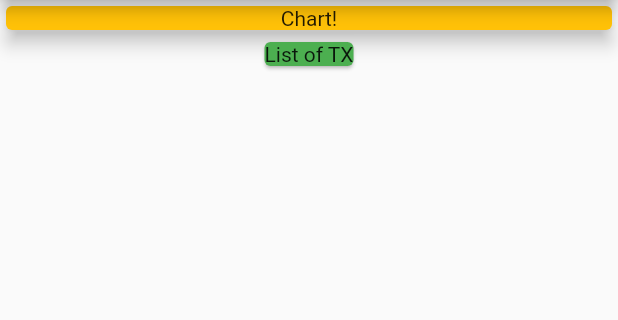
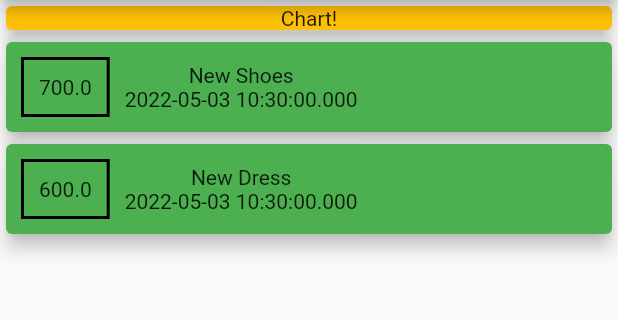
Before and after one commit to nahid-hasan-noyon/Flutter-Dart_Exercise, a Flutter app: the screen it shows after launch, on a phone screen of 412 x 824 dp, the part 84-404 px from its top. Run offline on Flutter 3.47's test engine with Material 2 defaults, Android fonts, the phone set to English and light mode, and no system bars.

Commit message:
auto update list of transactions

```diff
--- a/expense_planner/lib/main.dart
+++ b/expense_planner/lib/main.dart
@@ -1,4 +1,6 @@
 import 'package:flutter/material.dart';
+
+import './transaction.dart';
 
 void main() => runApp(const MyApp());
 
@@ -12,13 +14,20 @@ class MyApp extends StatelessWidget {
       theme: ThemeData(
         primarySwatch: Colors.blue,
       ),
-      home: const MyHomePage(),
+      home: MyHomePage(),
     );
   }
 }
 
 class MyHomePage extends StatelessWidget {
-  const MyHomePage({Key? key}) : super(key: key);
+  MyHomePage({Key? key}) : super(key: key);
+
+  final List<Transaction> transactions = [
+    Transaction(
+        id: 't1', title: 'New Shoes', amount: 700, date: DateTime.now()),
+    Transaction(
+        id: 't2', title: 'New Dress', amount: 600, date: DateTime.now()),
+  ];
 
   @override
   Widget build(BuildContext context) {
@@ -30,9 +39,9 @@ class MyHomePage extends StatelessWidget {
           child: Column(
             mainAxisAlignment: MainAxisAlignment.start,
             crossAxisAlignment: CrossAxisAlignment.center,
-            children: const <Widget>[
+            children: <Widget>[
               // * Chart
-              Card(
+              const Card(
                 color: Colors.amber,
                 child: SizedBox(
                   width: double.infinity,
@@ -41,9 +50,34 @@ class MyHomePage extends StatelessWidget {
                 elevation: 5,
               ),
               // * List of Transactions
-              Card(
-                color: Colors.green,
-                child: Text('List of TX'),
+              Column(
+                children: transactions.map((tx) {
+                  return Card(
+                      color: Colors.green,
+                      elevation: 5,
+                      child: Row(
+                        children: [
+                          Container(
+                            margin: const EdgeInsets.all(10),
+                            decoration: BoxDecoration(
+                                border: Border.all(
+                              color: Colors.black,
+                              width: 2,
+                            )),
+                            padding: const EdgeInsets.all(10),
+                            child: Text(
+                              tx.amount.toString(),
+                            ),
+                          ),
+                          Column(
+                            children: [
+                              Text(tx.title),
+                              Text(tx.date.toString())
+                            ],
+                          )
+                        ],
+                      ));
+                }).toList(),
               )
             ],
           ),
```
